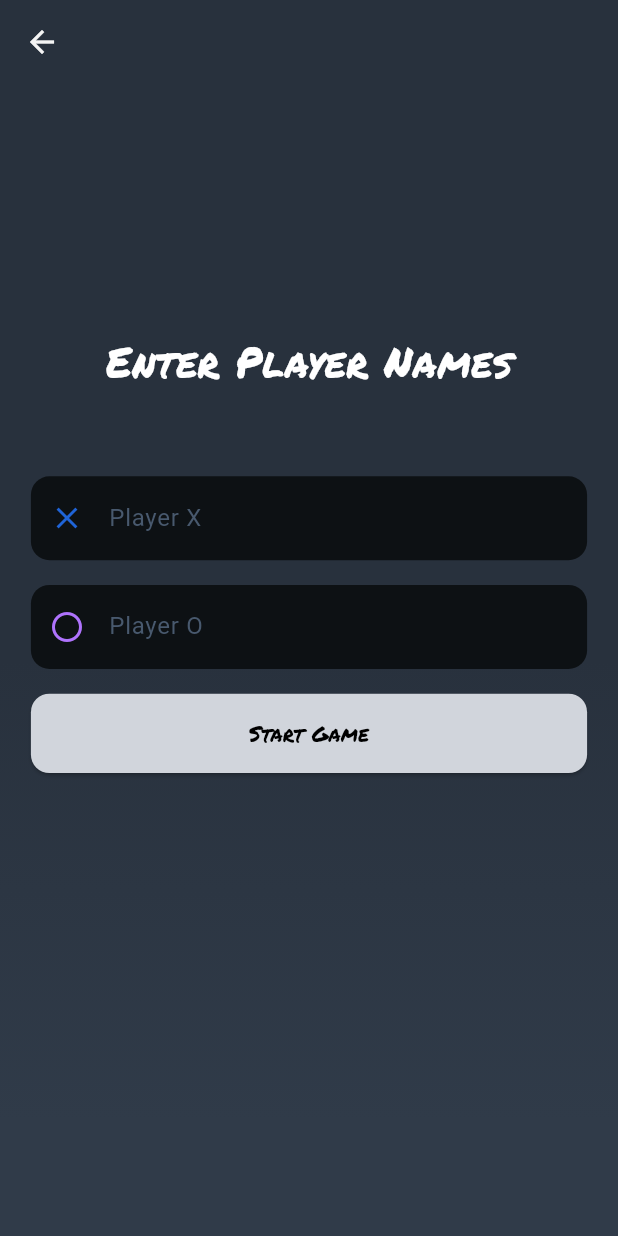
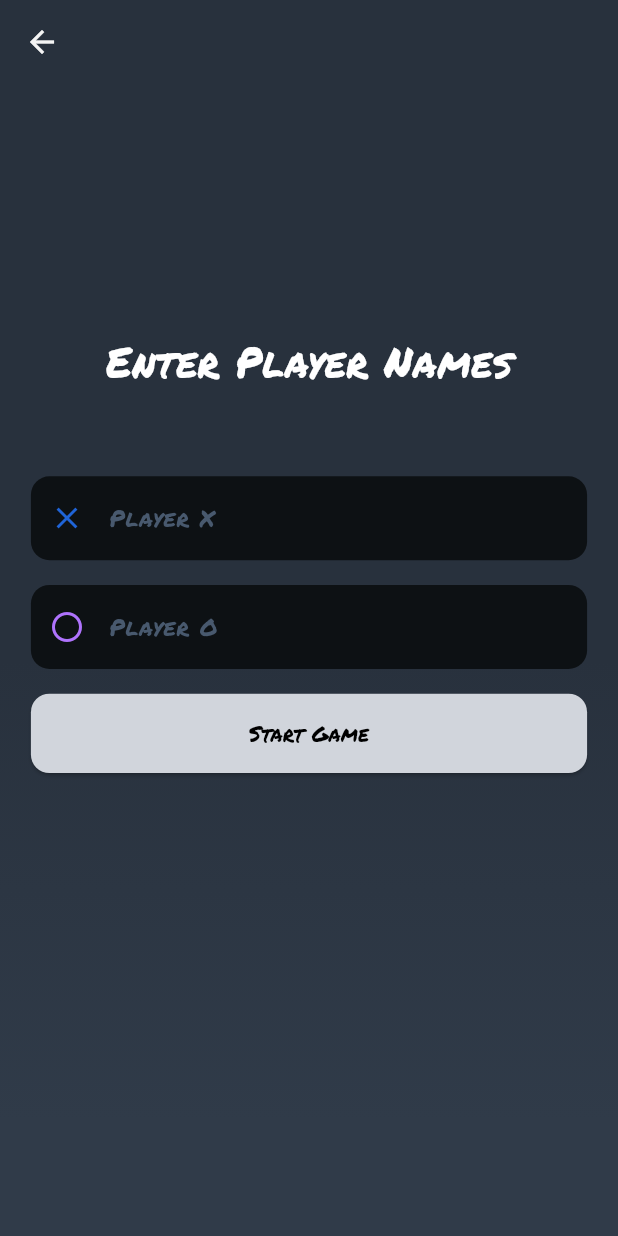
Before and after one commit to SouhailKrs/Flutter-Tic-Tac-Toe, a Flutter app: the screen it shows after launch, after a tap on "Multiplayer", on a phone screen of 412 x 824 dp. Run offline on Flutter 3.47's test engine with Material 3 defaults, Android fonts, the phone set to English and light mode, and no system bars; our stand-ins replace flutter_hooks, google_fonts, hive, hive_flutter, hooks_riverpod, sizer; accounts and stored records are empty.

```diff
--- a/lib/main.dart
+++ b/lib/main.dart
@@ -14,6 +14,7 @@ void main() async {
   Hive.registerAdapter(HistoryModelHiveAdapter());
   await HistoryBox.openBox();
   SystemChrome.setEnabledSystemUIMode(SystemUiMode.immersiveSticky);
+
   runApp(const ProviderScope(child: MyApp()));
 }
 
@@ -27,9 +28,12 @@ class MyApp extends StatelessWidget {
           title: 'Flutter Tic Tac Toe',
           theme: ThemeData(
             colorScheme: ColorScheme.fromSeed(seedColor: Colors.deepPurple),
+            fontFamily: "PermanentMarker",
             useMaterial3: true,
           ),
-          home: const MainMenu(),
+          home: const Scaffold(
+
+              body: MainMenu()),
         ),
       );
 }
--- a/lib/screens/main_menu.dart
+++ b/lib/screens/main_menu.dart
@@ -12,20 +12,15 @@ class MainMenu extends StatelessWidget {
 
   @override
   Widget build(BuildContext context) {
-    return Scaffold(
-      body: WrapperContainer(
+    return  WrapperContainer(
         child: Center(
           child: Column(
             mainAxisAlignment: MainAxisAlignment.center,
             children: [
-              Text(
+              const Text(
                 'Tic Tac Toe',
                 style: TextStyle(
                   fontSize: 50,
-                  fontWeight: FontWeight.bold,
-                  fontFamily: GoogleFonts
-                      .permanentMarker()
-                      .fontFamily,
                   color: Colors.white,
                 ),
               ),
@@ -59,7 +54,6 @@ class MainMenu extends StatelessWidget {
             ],
           ),
         ),
-      ),
     );
   }
 }
@@ -86,11 +80,8 @@ class MainMenuButtons extends StatelessWidget {
           ),
           child: Text(
             btnText,
-            style: TextStyle(
+            style: const TextStyle(
               color: GameColors.kWhitish,
-              fontFamily: GoogleFonts
-                  .permanentMarker()
-                  .fontFamily,
               fontSize: 20,
               fontWeight: FontWeight.bold,
             ),
--- a/lib/widgets/button_widget.dart
+++ b/lib/widgets/button_widget.dart
@@ -48,9 +48,6 @@ class ButtonWidget extends StatelessWidget {
         text,
         style: TextStyle(
           color: isEnabled ? GameColors.kWhitish : Colors.black,
-          fontFamily: GoogleFonts
-              .permanentMarker()
-              .fontFamily,
         ),
       ),
     );
--- a/lib/widgets/scoreboard.dart
+++ b/lib/widgets/scoreboard.dart
@@ -47,9 +47,6 @@ class ScoreBoard extends StatelessWidget {
               playerLabel,
               style: TextStyle(
                 fontSize: 10.sp,
-                fontFamily: GoogleFonts
-                    .permanentMarker()
-                    .fontFamily,
                 fontWeight: FontWeight.bold,
                 color: playerLabel == playerXName ? Colors.blue : Colors.purple,
               ),
```
Also changed, not shown: lib/screens/players_names_screen.dart (+3 -4 lines), lib/widgets/alert_dialog.dart (+4 -4 lines), lib/widgets/history_list.dart (+5 -13 lines), lib/widgets/wrapper_container.dart (+0 -15 lines), pubspec.yaml (+5 -11 lines), assets/PermanentMarker-Regular.ttf (added), pubspec.lock, 1 other file.
